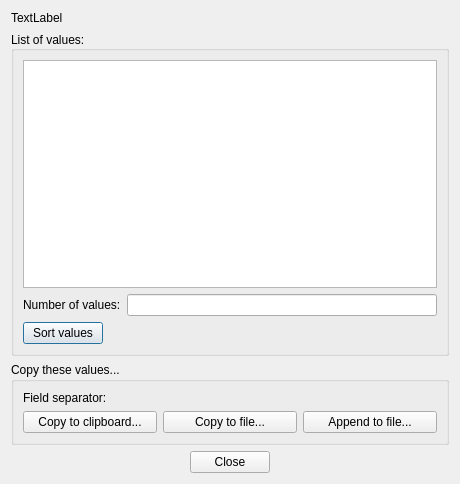
The window that libpvguiqt/src/PVListDisplayDlg.ui (squey/squey) describes before a commit, drawn with Qt 5.
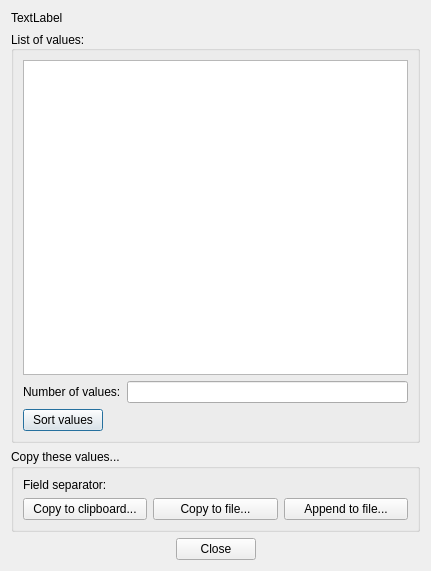
The same window after the commit. Custom widgets are drawn as their Qt base class.

Commit message: [PVListDisplayDlg] Display fixed line numbers + slightly increased dialog size.

Diff of the .ui file:
```diff
--- a/libpvguiqt/src/PVListDisplayDlg.ui
+++ b/libpvguiqt/src/PVListDisplayDlg.ui
@@ -6,8 +6,8 @@
    <rect>
     <x>0</x>
     <y>0</y>
-    <width>460</width>
-    <height>484</height>
+    <width>431</width>
+    <height>571</height>
    </rect>
   </property>
   <property name="windowTitle">
```
The commit also changes 3 other files.
